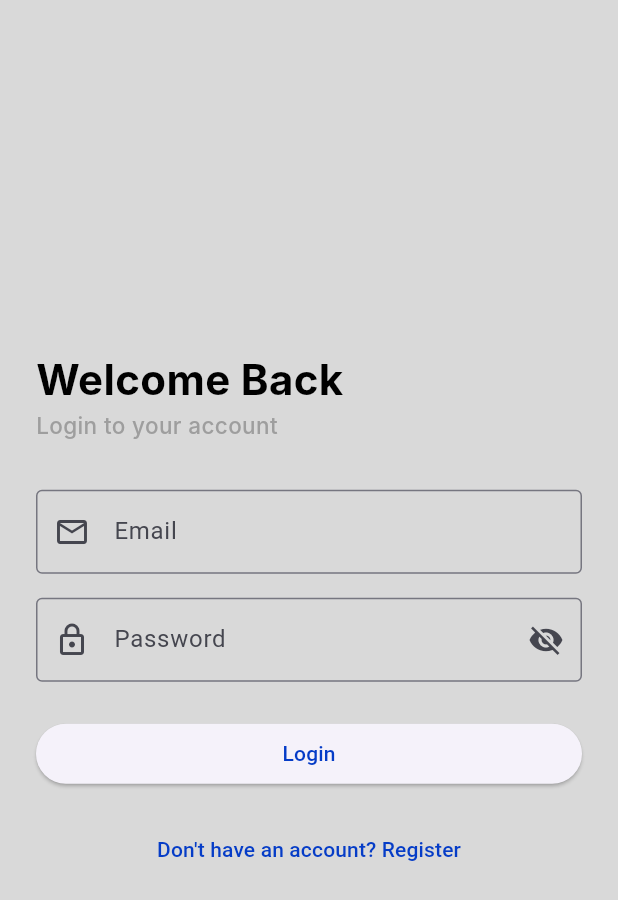
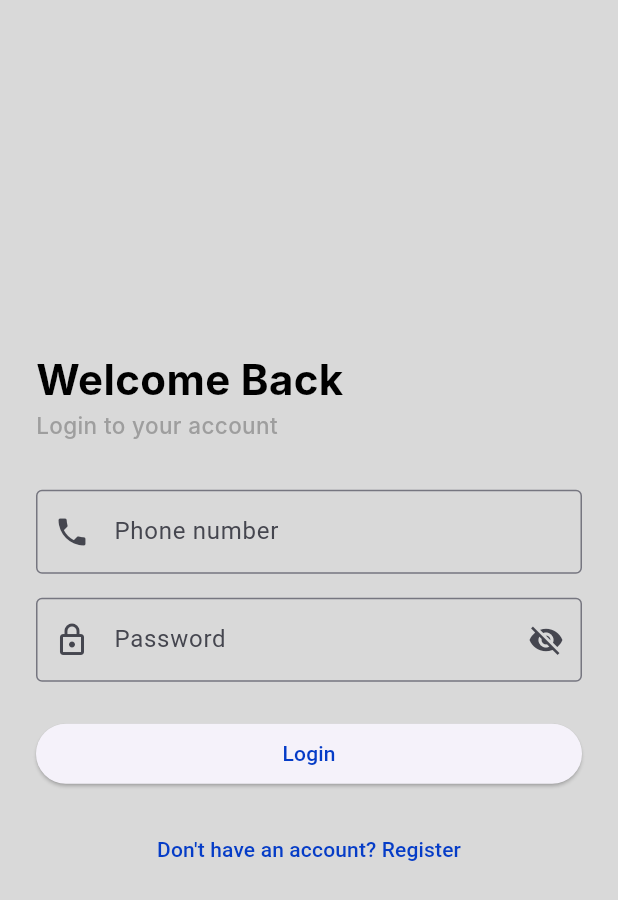
Before and after one commit to panhavathGit/flutter_auth_dio, a Flutter app: the screen it shows after launch, on a phone screen of 412 x 824 dp. Shown: the top 900 px of the screen. Run offline on Flutter 3.47's test engine with Material 3 defaults, Android fonts, the light colour scheme and no system bars; our stand-ins replace dio, flutter_dotenv, go_router, logger, shared_preferences; accounts and stored records are empty; Roboto replaces fonts that are missing (Inter, Source Serif Pro).

Commit message:
feat: auth feature

```diff
--- a/lib/core/config/app_config.dart
+++ b/lib/core/config/app_config.dart
@@ -2,7 +2,7 @@ import 'package:flutter_dotenv/flutter_dotenv.dart';
 
 class AppConfig {
   // Toggle this to switch between mock and real
-  static const bool useMock = true;
+  static const bool useMock = false;
 
   static String get baseUrl => dotenv.env['BASE_URL'] ?? 'https://fallback-url.com';
   static const int connectTimeoutSeconds = 10;
--- a/lib/core/network/dio_client.dart
+++ b/lib/core/network/dio_client.dart
@@ -16,7 +16,7 @@ class DioClient {
   DioClient(this._storageService) {
     _dio = Dio(
       BaseOptions(
-        baseUrl: AppConfig.baseUrl,
+        baseUrl: AppConfig.baseUrl, // this is where our dio connect to the backend api
         connectTimeout: const Duration(seconds: 10),
         receiveTimeout: const Duration(seconds: 10),
         headers: {
@@ -26,7 +26,7 @@ class DioClient {
       ),
     );
 
-    _dio.interceptors.add(AuthInterceptor(_storageService));
+    _dio.interceptors.add(AuthInterceptor(_storageService,_dio));
   }
 
   Dio get dio => _dio;
--- a/lib/features/auth/auth.dart
+++ b/lib/features/auth/auth.dart
@@ -5,7 +5,9 @@ library auth;
 //=========================
 
 // Models
-export './data/models/user_model.dart';
+export 'data/models/http/auth_request.dart';
+export 'data/models/http/auth_response.dart';
+
 
 // Datasources
 export './data/datasources/auth_datasource.dart';
--- a/lib/features/auth/data/datasources/auth_datasource.dart
+++ b/lib/features/auth/data/datasources/auth_datasource.dart
@@ -1,10 +1,10 @@
+import '../models/http/auth_request.dart';
+import '../models/http/auth_response.dart';
 import '../models/user_model.dart';
 
-/// Defines what auth operations exist, not how they work
-
 abstract class AuthDatasource {
-  Future<UserModel> login(String email, String password);
-  Future<UserModel> register(String name, String email, String password);
-  Future<UserModel?> getProfile();
+  Future<AuthResponse> login(AuthRequest request);
+  Future<AuthResponse> register(AuthRequest request);
+  Future<UserModel> getProfile(int userId);
   Future<void> logout();
 }
--- /dev/null
+++ b/lib/features/auth/data/models/http/auth_request.dart
@@ -0,0 +1,16 @@
+import 'package:json_annotation/json_annotation.dart';
+
+part 'auth_request.g.dart';
+
+@JsonSerializable(createFactory: false) // We only send this to server, never receive it
+class AuthRequest {
+  final String username; // Or email, depending on your login logic
+  final String password;
+
+  const AuthRequest({
+    required this.username,
+    required this.password,
+  });
+
+  Map<String, dynamic> toJson() => _$AuthRequestToJson(this);
+}
--- a/lib/features/auth/data/models/user_model.dart
+++ b/lib/features/auth/data/models/user_model.dart
@@ -1,22 +1,35 @@
+import 'package:json_annotation/json_annotation.dart';
+
+part 'user_model.g.dart';
+
+@JsonSerializable()
 class UserModel {
-  final String id;
-  final String name;
-  final String email;
-  final String token;
+  final int id;
+  final String fullname;
+  final String username;
+  final String phone;
+  final String? dob;    // Nullable in case the user hasn't set it
+  final String? gender;
+  final String? address;
+
+  @JsonKey(name: 'firebaesToken') // Mapping the typo from your backend
+  final String? firebaseToken;
+
+  final String? createdDate;
 
   UserModel({
     required this.id,
-    required this.name,
-    required this.email,
-    required this.token,
+    required this.fullname,
+    required this.username,
+    required this.phone,
+    this.dob,
+    this.gender,
+    this.address,
+    this.firebaseToken,
+    this.createdDate,
   });
 
-  factory UserModel.fromJson(Map<String, dynamic> json) {
-    return UserModel(
-      id: json['id'].toString(),
-      name: json['name'],
-      email: json['email'],
-      token: json['token'],
-    );
-  }
+  factory UserModel.fromJson(Map<String, dynamic> json) => _$UserModelFromJson(json);
+
+  Map<String, dynamic> toJson() => _$UserModelToJson(this);
 }
--- a/lib/features/auth/presentation/viewmodels/auth_viewmodel.dart
+++ b/lib/features/auth/presentation/viewmodels/auth_viewmodel.dart
@@ -18,23 +18,43 @@ class AuthViewModel extends ChangeNotifier {
   String? get errorMessage => _errorMessage;
   bool get isLoading => _state == AuthState.loading;
 
-  Future<bool> login(String email, String password) async {
+
+  // Future<bool> login(String username, String password) async {
+  //   _errorMessage = null; // Clear previous errors
+  //   _setState(AuthState.loading);
+  //   try {
+  //     // The Repository now handles building the AuthRequest and saving tokens
+  //     _user = await _authRepository.login(username, password);
+  //     _setState(AuthState.success);
+  //     return true;
+  //   } catch (e) {
+  //     _errorMessage = e.toString();
+  //     _setState(AuthState.error);
+  //     return false;
+  //   }
+  // }
+
+    Future<bool> login(String username, String password) async {
+    _errorMessage = null;
     _setState(AuthState.loading);
     try {
-      _user = await _authRepository.login(email, password);
+      _user = await _authRepository.login(username, password);
       _setState(AuthState.success);
       return true;
     } catch (e) {
+      debugPrint('❌ LOGIN ERROR: $e'); // ← add this to see real error
       _errorMessage = e.toString();
       _setState(AuthState.error);
       return false;
     }
   }
 
-  Future<bool> register(String name, String email, String password) async {
+  Future<bool> register(String name, String username, String password) async {
+    _errorMessage = null; // Clear previous errors
     _setState(AuthState.loading);
     try {
-    _user = await _authRepository.register(name, email, password);
+      // Passes the 3 fields needed for your Express registration
+      _user = await _authRepository.register(name, username, password);
       _setState(AuthState.success);
       return true;
     } catch (e) {
@@ -47,6 +67,7 @@ class AuthViewModel extends ChangeNotifier {
   Future<void> logout() async {
     await _authRepository.logout();
     _user = null;
+    _errorMessage = null;
     _setState(AuthState.idle);
   }
 
@@ -54,7 +75,11 @@ class AuthViewModel extends ChangeNotifier {
     _setState(AuthState.loading);
     try {
       _user = await _authRepository.getProfile();
+      if (_user != null) {
         _setState(AuthState.success);
+      } else {
+        _setState(AuthState.idle);
+      }
     } catch (e) {
       _errorMessage = e.toString();
       _setState(AuthState.error);
--- a/lib/features/auth/presentation/views/login_screen.dart
+++ b/lib/features/auth/presentation/views/login_screen.dart
@@ -41,8 +41,8 @@ class _LoginScreenState extends State<LoginScreen> {
                   controller: _emailController,
                   keyboardType: TextInputType.emailAddress,
                   decoration: const InputDecoration(
-                    labelText: 'Email',
-                    prefixIcon: Icon(Icons.email_outlined),
+                    labelText: 'Phone number',
+                    prefixIcon: Icon(Icons.phone),
                     border: OutlineInputBorder(),
                   ),
                   validator: (v) => v!.isEmpty ? 'Enter your email' : null,
```
Also changed, not shown: lib/core/config/api_config.dart (added, +17 -0 lines), lib/core/network/auth_interceptor.dart (+78 -34 lines), lib/core/routes/api_routes.dart (deleted, +0 -13 lines), lib/core/services/storage_service.dart (+37 -16 lines), lib/features/auth/data/datasources/auth_mock_datasource.dart (+44 -44 lines), lib/features/auth/data/datasources/auth_remote_datasource.dart (+26 -22 lines), lib/features/auth/data/models/http/auth_response.dart (added, +18 -0 lines), lib/features/auth/data/repositories/auth_repository.dart (+74 -19 lines), lib/main.dart (+10 -6 lines), lib/features/auth/data/models/http/auth_request.g.dart (added), lib/features/auth/data/models/http/auth_response.g.dart (added), lib/features/auth/data/models/user_model.g.dart (added), 1 other file. Lines whose indentation alone changed are shown as unchanged.
